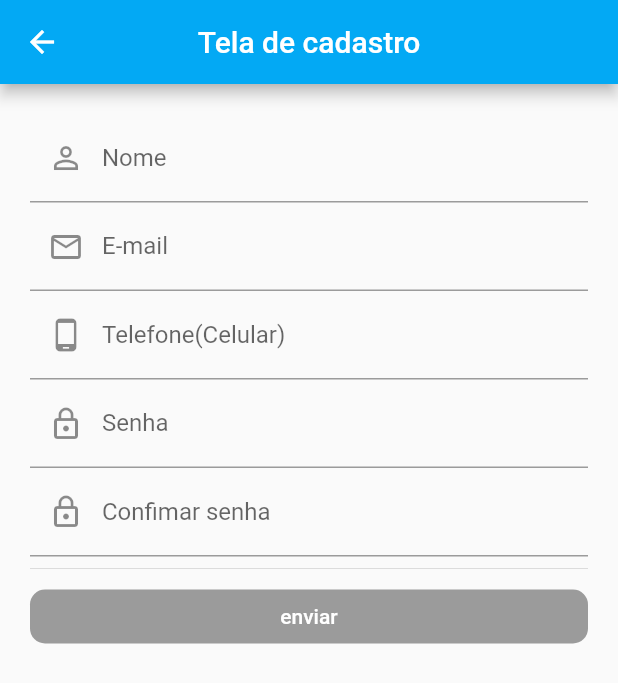
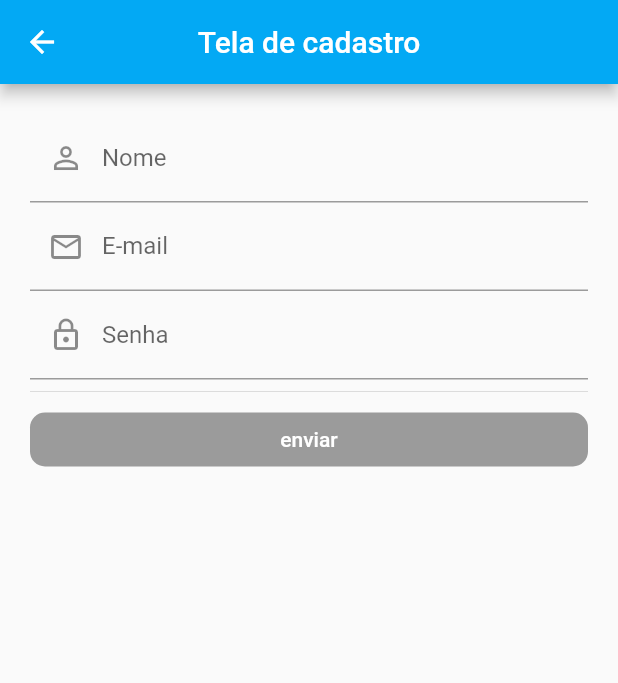
Before and after one commit to Leonardo-Barcelos/lanchonete, a Flutter app: the screen it shows after launch, after a tap on "Registrar-se", on a phone screen of 412 x 824 dp. Shown: the top 683 px of the screen. Run offline on Flutter 3.47's test engine with Material 2 defaults, Android fonts, the phone set to English and light mode, and no system bars.

Commit message:
reestruturação parte 1

```diff
--- a/app_lanchonete/lib/components/signOrSignup.dart
+++ b/app_lanchonete/lib/components/signOrSignup.dart
@@ -12,10 +12,8 @@ class _SignOrSignupState extends State<SignOrSignup> {
   bool _loginValid = false;
   bool _passValid = false;
   bool _isLoading = false;
-  final Map<String, String> _formLogin = {
-    'email': '',
-    'password': '',
-  };
+  final Map<String, String> _formLogin = {'email': '', 'password': ''};
+
   void _submitLogin() {
     _form.currentState.validate();
     setState(() {
--- a/app_lanchonete/lib/main.dart
+++ b/app_lanchonete/lib/main.dart
@@ -9,17 +9,18 @@ void main() {
 }
 
 class MyApp extends StatelessWidget {
+  ThemeData _myThemeData = new ThemeData(
+    primarySwatch: Colors.lightBlue,
+    primaryTextTheme: TextTheme(
+      headline6: TextStyle(color: Colors.white),
+    ),
+    visualDensity: VisualDensity.adaptivePlatformDensity,
+  );
   @override
   Widget build(BuildContext context) {
     return MaterialApp(
       title: AppConstants.APP_NAME,
-      theme: ThemeData(
-        primarySwatch: Colors.lightBlue,
-        primaryTextTheme: TextTheme(
-          headline6: TextStyle(color: Colors.white),
-        ),
-        visualDensity: VisualDensity.adaptivePlatformDensity,
-      ),
+      theme: _myThemeData,
       routes: {
         AppRoutes.AUTH_HOME: (ctx) => AuthScreen(),
         AppRoutes.AUTH_SIGNUP: (ctx) => SignupScreen(),
--- a/app_lanchonete/lib/screens/signup_screen.dart
+++ b/app_lanchonete/lib/screens/signup_screen.dart
@@ -33,10 +33,7 @@ class _SignupScreenState extends State<SignupScreen> {
             RoundedRectangleBorder(borderRadius: BorderRadius.circular(10.0)),
         color: Colors.lightGreen,
         onPressed: !_blankField ? () => _submit() : null,
-        child: Text(
-          'enviar',
-          style: TextStyle(color: Colors.white),
-        ),
+        child: Text('enviar', style: TextStyle(color: Colors.white)),
       ),
     );
     return Scaffold(
@@ -74,16 +71,6 @@ class _SignupScreenState extends State<SignupScreen> {
                     onSaved: (value) => _formData['email'] = value,
                   ),
                   TextFormField(
-                    keyboardType: TextInputType.phone,
-                    decoration: InputDecoration(
-                      prefixIcon: Icon(Icons.phone_android),
-                      labelText: 'Telefone(Celular)',
-                    ),
-                    //onSaved: (value) => _formData['email'] = value,
-                  ),
-                  TextFormField(
-                    validator: (value) => AppValidators.compareStrings(
-                        value, _formData['confirmPass'].toString()),
                     keyboardType: TextInputType.visiblePassword,
                     obscureText: !_visiblePassword,
                     decoration: InputDecoration(
@@ -115,17 +102,6 @@ class _SignupScreenState extends State<SignupScreen> {
                       }
                     },
                   ),
-                  TextFormField(
-                    validator: (value) => AppValidators.compareStrings(
-                        value, _formData['password'].toString()),
-                    keyboardType: TextInputType.visiblePassword,
-                    obscureText: !_visiblePassword,
-                    decoration: InputDecoration(
-                      prefixIcon: Icon(Icons.lock_outline),
-                      labelText: AppConstants.APP_CONFIRM_PASSWORD,
-                    ),
-                    onSaved: (value) => _formData['confirmPass'] = value,
-                  ),
                   Divider(),
                   _signupButon,
                 ],
```
Also changed, not shown: app_lanchonete/lib/screens/home_screen.dart (added, +8 -0 lines).
